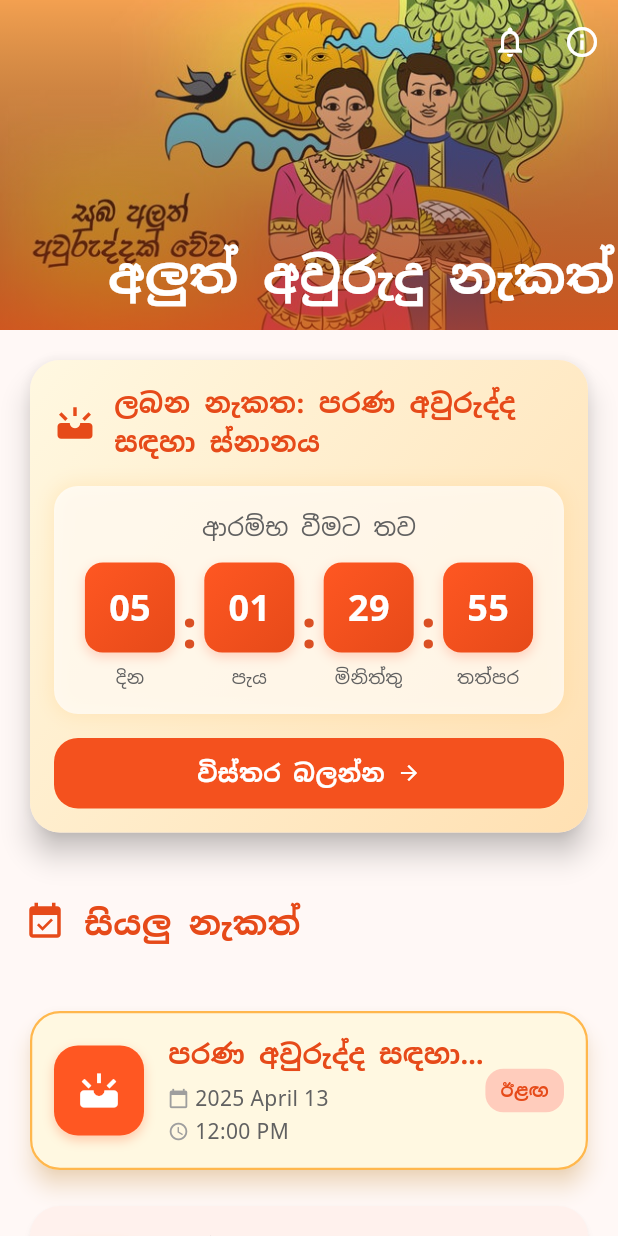
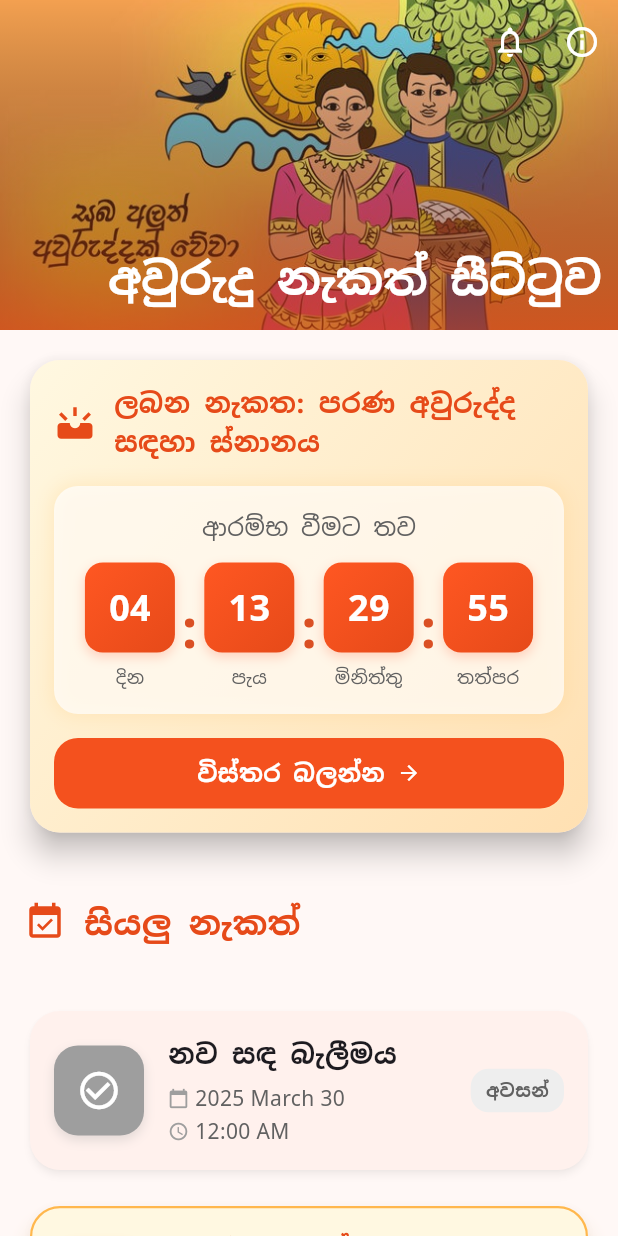
Before and after one commit to jisdulanjana/awrudu-nakath-sittuwa-flutter-app, a Flutter app: the screen it shows after launch, on a phone screen of 412 x 824 dp. Run offline on Flutter 3.47's test engine with Material 3 defaults, Android fonts, the phone set to English and light mode, and no system bars; drawn by our look-alikes of flutter_animate; our stand-ins replace google_fonts, lottie, share_plus, shimmer.

Commit message:
update nakath

```diff
--- a/lib/data/nakath_data.dart
+++ b/lib/data/nakath_data.dart
@@ -2,44 +2,51 @@ import '../models/nakath_event.dart';
 
 final List<NakathEvent> nakathEvents = [
   NakathEvent(
-    title: 'පරණ අවුරුද්ද සඳහා ස්නානය',
-    dateTime: DateTime(2025, 4, 13, 12, 0),
+    title: 'නව සඳ බැලීමය',
+    dateTime: DateTime(2025, 3, 30, 00, 00),
     description:
-        'දිඹුල්පත් යුෂ මිශ්‍ර නානු ගා ස්නානය කොට ඉෂ්ට දේවතා අනුස්මරණයෙහි යෙදීම.',
+        'අභිනව චන්ද්‍ර වර්ෂය සඳහා: මාර්තු මස 30 වැනි ඉරිදා අභිනව සූර්ය වර්ෂය සඳහා: මැයි මස 01 වැනි බ්‍රහස්පතින්දා නව සඳ බැලීම සුභදායක වේ.',
   ),
   NakathEvent(
-    title: 'පුණ්‍ය කාලය',
+    title: 'පරණ අවුරුද්ද සඳහා ස්නානය',
+    dateTime: DateTime(2025, 4, 13, 00, 00),
+    description:
+        'අප්‍රේල් මස 13 වැනි ඉරිදා දිවුල්පත් යුෂ මිශ්‍ර නානු ගා ස්නානය කොට ඉෂ්ට දේවතා අනුස්මරණයෙහි යෙදී වාසය මැනවි.',
+  ),
+  NakathEvent(
+    title: 'අලුත් අවුරුදු උදාව',
+    dateTime: DateTime(2025, 4, 14, 3, 21),
+    description:
+        'අප්‍රේල් මස 14 වැනි සඳුදා පූර්ව භාග 03.21 ට සිංහල අලුත් අවුරුද්ද උදාවෙයි.',
+  ),
+  NakathEvent(
+    title: 'පුන්‍ය කාලය (නොනගතය)',
     dateTime: DateTime(2025, 4, 13, 20, 57),
     description:
-        'සියලු වැඩ අත්හැර ආගමික වතාවත්වල යෙදීම.',
+        'අප්‍රේල් මස 13 වැනි ඉරිදා අපර භාග 08.57 සිට අප්‍රේල් මස 14 වැනි සඳුදා පූර්ව භාග 09.45 දක්වා පුණ්‍ය කාලය බැවින්, අප්‍රේල් මස 13 වැනි ඉරිදා අපර භාග 08.57 ට පළමුව ආහාර පාන ගෙන සියලු වැඩ අත්හැර ආගමික වතාවත්වල යෙදීම මැනවි.',
   ),
-  NakathEvent(
-    title: 'අලුත් අවුරුද්ද උදාව',
-    dateTime: DateTime(2025, 4, 14, 3, 21),
-    description:
-        'අලුත් අවුරුද්දේ ආරම්භය සනිටුහන් කරමින් ලාම්පු දැල්වීම සහ චාරිත්‍ර ආරම්භ කිරීම.',
-  ),
+
   NakathEvent(
     title: 'ආහාර පිසීම',
-    dateTime: DateTime(2025, 4, 14, 4, 4),
+    dateTime: DateTime(2025, 4, 14, 04, 04),
     description:
-        'තඹ වර්ණ වස්ත්‍රාභරණයෙන් සැරසී දකුණු දිශාව බලා කිරිබතක් හා කැවිලි වර්ග පිළියෙල කිරීම.',
+        'අප්‍රේල් මස 14 වැනි සඳුදා පූර්ව භාග 04.04 ට තඹ වර්ණ වස්ත්‍රාභරණයෙන් සැරසී දකුණු දිශාව බලා ළිප් බැඳ ගිනි මොළවා කිරිබතක් ද, කැවිලි වර්ගයක් ද දී කිරි සහ විළඳ ද පිළියෙල කර ගැනීම මැනවි.',
   ),
   NakathEvent(
     title: 'වැඩ ඇල්ලීම, ගනුදෙනු කිරීම හා ආහාර අනුභවය',
-    dateTime: DateTime(2025, 4, 14, 6, 44),
+    dateTime: DateTime(2025, 4, 14, 06, 44),
     description:
-        'මුතු හා ස්වේත වර්ණ වස්ත්‍රාභරණයෙන් සැරසී සියලු වැඩ අල්ලා ගනුදෙනු කිරීම සහ පවුලේ එකමුතු බව සනිටුහන් කරමින් ආහාර අනුභවය.',
+        'අප්‍රේල් මස 14 වැනි සඳුදා පූර්ව භාග 06.44 ට මුතු හා ශ්වේත වර්ණ වස්ත්‍රාභරණයෙන් සැරසී දකුණු දිශාව බලා සියලු වැඩ අල්ලා ගනුදෙනු කොට ආහාර අනුභවය කිරීම මැනවි.',
   ),
   NakathEvent(
-    title: 'හිස තෙල් ගෑම',
-    dateTime: DateTime(2025, 4, 16, 9, 4),
+    title: 'හිසතෙල් ගෑම',
+    dateTime: DateTime(2025, 4, 16, 09, 04),
     description:
-        'කොළ පැහැති වස්ත්‍රාභරණයෙන් සැරසී උතුරු දිශාව බලා කොහොඹ පත් යුෂ මිශ්‍ර නානු ගා හිසට තෙල් ගෑම.',
+        'අප්‍රේල් මස 16 වැනි බදාදා පූර්ව භාග 09.04 ට පච්ච හෙවත් කොළ පැහැති වස්ත්‍රාභරණයෙන් සැරසී උතුරු දිශාව බලා හිසට කොහොඹ පත් ද, පයට කොළොන් පත් ද තබා කොහොඹ පත් යුෂ මිශ්‍ර නානු ද තෙල් ද ගා ස්නානය කිරීම මැනවි.',
   ),
   NakathEvent(
-    title: 'රැකී රක්ෂා සඳහා පිටත්ව යාම',
-    dateTime: DateTime(2025, 4, 17, 9, 3),
+    title: 'රැකී රක්ෂා සඳහා පිටත්ව යෑම.',
+    dateTime: DateTime(2025, 4, 17, 09, 03),
     description:
         'රන් පැහැති වස්ත්‍රාභරණයෙන් සැරසී උතුරු දිශාව බලා කිරිබතක් සහ කැවිලි අනුභව කරමින් පිටත්ව යාම.',
   ),
--- a/lib/screens/home_screen.dart
+++ b/lib/screens/home_screen.dart
@@ -208,10 +208,11 @@ class MainContentView extends StatelessWidget {
       backgroundColor: Colors.deepOrange.shade700,
       flexibleSpace: FlexibleSpaceBar(
         title: Text(
-          'අලුත් අවුරුදු නැකත්',
+          'අවුරුදු නැකත් සීට්ටුව',
           style: GoogleFonts.notoSansSinhala(
             fontWeight: FontWeight.bold,
             color: Colors.white,
+            fontSize: 20,
           ),
         ),
         background: Stack(
```
Also changed, not shown: 1 other file.
